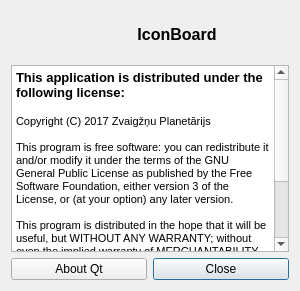
Old version of the form about.ui in the repository FrankMamuda/iconboard.
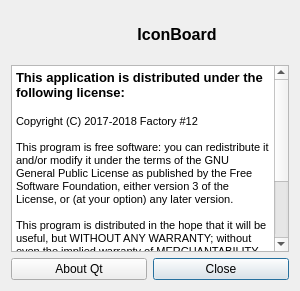
New version of the form. Icons and pictures are not drawn.

Diff of the .ui file:
```diff
--- a/about.ui
+++ b/about.ui
@@ -98,7 +98,7 @@
 &lt;/style&gt;&lt;/head&gt;&lt;body style=&quot; font-family:'MS Shell Dlg 2'; font-size:8.25pt; font-weight:400; font-style:normal;&quot;&gt;
 &lt;p style=&quot; margin-top:0px; margin-bottom:0px; margin-left:0px; margin-right:0px; -qt-block-indent:0; text-indent:0px;&quot;&gt;&lt;span style=&quot; font-size:10pt; font-weight:600;&quot;&gt;This application is distributed under the following license:&lt;/span&gt;&lt;/p&gt;
 &lt;p style=&quot;-qt-paragraph-type:empty; margin-top:0px; margin-bottom:0px; margin-left:0px; margin-right:0px; -qt-block-indent:0; text-indent:0px; font-size:10pt; font-weight:600;&quot;&gt;&lt;br /&gt;&lt;/p&gt;
-&lt;p style=&quot; margin-top:0px; margin-bottom:0px; margin-left:0px; margin-right:0px; -qt-block-indent:0; text-indent:0px;&quot;&gt;Copyright (C) 2017 Zvaigžņu Planetārijs&lt;/p&gt;
+&lt;p style=&quot; margin-top:0px; margin-bottom:0px; margin-left:0px; margin-right:0px; -qt-block-indent:0; text-indent:0px;&quot;&gt;Copyright (C) 2017-2018 Factory #12&lt;/p&gt;
 &lt;p style=&quot;-qt-paragraph-type:empty; margin-top:0px; margin-bottom:0px; margin-left:0px; margin-right:0px; -qt-block-indent:0; text-indent:0px;&quot;&gt;&lt;br /&gt;&lt;/p&gt;
 &lt;p style=&quot; margin-top:0px; margin-bottom:0px; margin-left:0px; margin-right:0px; -qt-block-indent:0; text-indent:0px;&quot;&gt;This program is free software: you can redistribute it and/or modify it under the terms of the GNU General Public License as published by the Free Software Foundation, either version 3 of the License, or (at your option) any later version.&lt;/p&gt;
 &lt;p style=&quot;-qt-paragraph-type:empty; margin-top:0px; margin-bottom:0px; margin-left:0px; margin-right:0px; -qt-block-indent:0; text-indent:0px;&quot;&gt;&lt;br /&gt;&lt;/p&gt;
```
Left out of the diff: 8 changed lines with no effect on the pictures.
